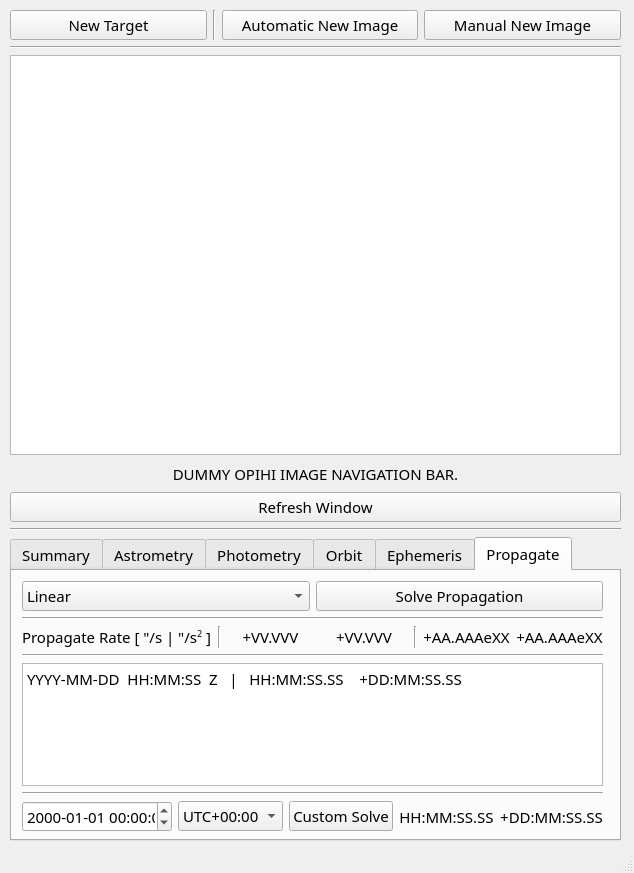
Old version of the form src/opihiexarata/gui/qtui/manual.ui in the repository psmd-iberutaru/OpihiExarata.
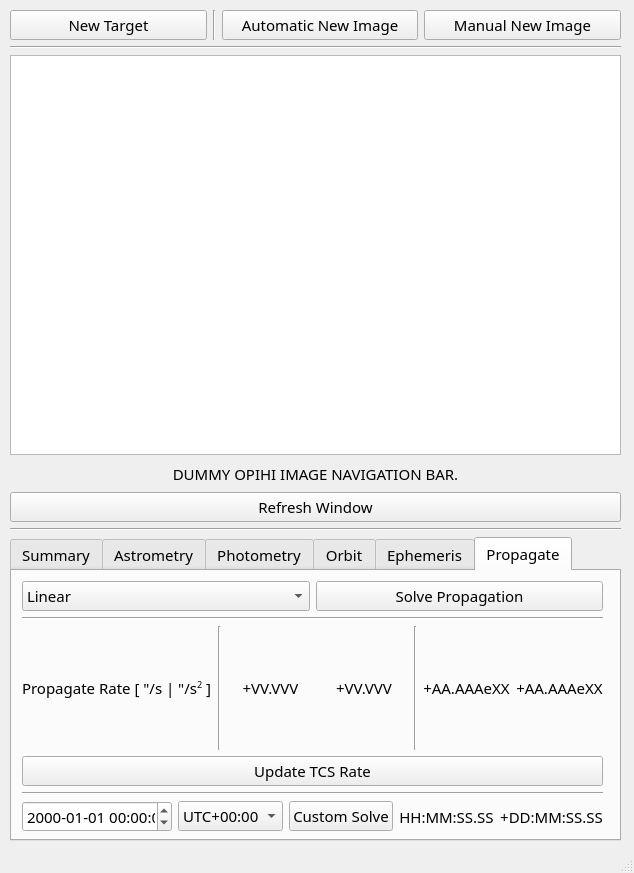
New version of the form. The open tabs and pages were chosen to show the change.

Commit message: Adding TCS buttons

```diff
--- a/src/opihiexarata/gui/qtui/manual.ui
+++ b/src/opihiexarata/gui/qtui/manual.ui
@@ -1128,6 +1128,13 @@
               </item>
              </layout>
             </item>
+            <item>
+             <widget class="QPushButton" name="push_button_propagate_update_tcs_rate">
+              <property name="text">
+               <string>Update TCS Rate</string>
+              </property>
+             </widget>
+            </item>
             <item>
              <widget class="Line" name="line_10">
               <property name="orientation">
@@ -1135,27 +1142,6 @@
               </property>
              </widget>
             </item>
-            <item>
-             <widget class="QTextBrowser" name="text_browser_propagate_future_results">
-              <property name="html">
-               <string>&lt;!DOCTYPE HTML PUBLIC &quot;-//W3C//DTD HTML 4.0//EN&quot; &quot;http://www.w3.org/TR/REC-html40/strict.dtd&quot;&gt;
-&lt;html&gt;&lt;head&gt;&lt;meta name=&quot;qrichtext&quot; content=&quot;1&quot; /&gt;&lt;style type=&quot;text/css&quot;&gt;
-p, li { white-space: pre-wrap; }
-&lt;/style&gt;&lt;/head&gt;&lt;body style=&quot; font-family:'Sylfaen'; font-size:11pt; font-weight:400; font-style:normal;&quot;&gt;
-&lt;p style=&quot; margin-top:0px; margin-bottom:0px; margin-left:0px; margin-right:0px; -qt-block-indent:0; text-indent:0px;&quot;&gt;YYYY-MM-DD  HH:MM:SS  Z   |   HH:MM:SS.SS    +DD:MM:SS.SS&lt;/p&gt;&lt;/body&gt;&lt;/html&gt;</string>
-              </property>
-              <property name="acceptRichText">
-               <bool>true</bool>
-              </property>
-             </widget>
-            </item>
-            <item>
-             <widget class="Line" name="line_4">
-              <property name="orientation">
-               <enum>Qt::Horizontal</enum>
-              </property>
-             </widget>
-            </item>
             <item>
              <layout class="QGridLayout" name="grid_layout_propagate_custom_entry">
               <item row="0" column="0">
```
Left out of the diff: 22 changed lines with no effect on the pictures. The commit also changes 2 other files.
